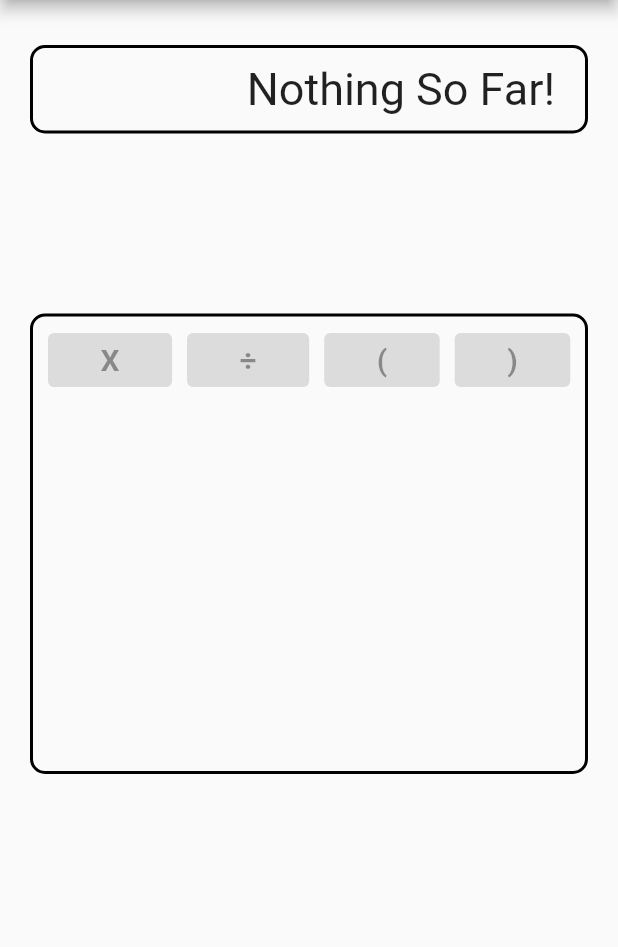
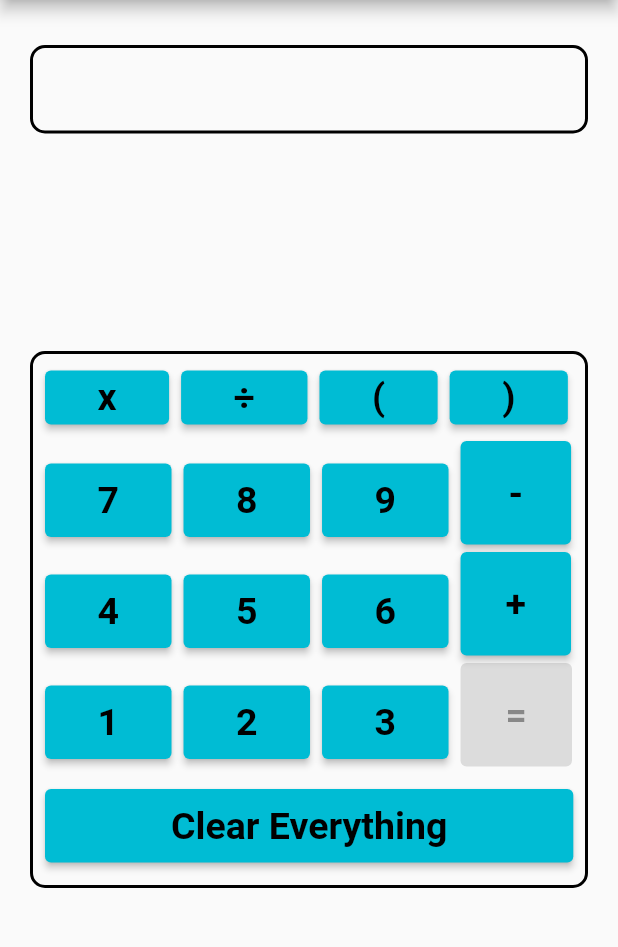
Before and after one commit to Kara-Zor-El/Flutter-Learning, a Flutter app: the screen it shows after launch, on a phone screen of 412 x 824 dp, the part 84-1031 px from its top. Run offline on Flutter 3.47's test engine with Material 2 defaults, Android fonts, the phone set to English and light mode, and no system bars.

Commit message:
Added all buttons and their functionality
Except equals.

```diff
--- a/calculator_app/lib/main.dart
+++ b/calculator_app/lib/main.dart
@@ -1,5 +1,3 @@
-import 'dart:ffi';
-
 import 'package:flutter/material.dart';
 
 void main() {
@@ -28,14 +26,17 @@ class Calculator extends StatefulWidget {
 }
 
 class _CalculatorState extends State<Calculator> {
+  String displayString = "";
   Widget buttonConstructor({
     String text = "",
-    double mL = 10,
+    double mL = 8,
     double mT = 5,
     double mR = 0,
     double mB = 0,
     double pH = 35,
     double pV = 0,
+    bool isEquals = false,
+    bool isCE = false,
   }) {
     return Container(
       margin: EdgeInsets.fromLTRB(mL, mT, mR, mB),
@@ -43,13 +44,29 @@ class _CalculatorState extends State<Calculator> {
         style: ElevatedButton.styleFrom(
           padding: EdgeInsets.symmetric(horizontal: pH, vertical: pV),
         ),
-        onPressed: null,
+        onPressed: !isEquals && !isCE
+            ? () => addToString(text)
+            : isEquals
+                ? null
+                : () => clearEverything(),
         child: Text(
-          style: const TextStyle(fontSize: 20, fontWeight: FontWeight.bold),
+          style: const TextStyle(fontSize: 25, fontWeight: FontWeight.bold),
           text,
         ),
       ),
     );
+  }
+
+  void addToString(String s) {
+    setState(() {
+      displayString += s;
+    });
+  }
+
+  void clearEverything() {
+    setState(() {
+      displayString = "";
+    });
   }
 
   @override
@@ -69,26 +86,63 @@ class _CalculatorState extends State<Calculator> {
             ),
             child: Container(
               padding: const EdgeInsets.symmetric(horizontal: 20, vertical: 10),
-              child: const Text(
-                "Nothing So Far!",
+              child: Text(
+                displayString,
                 style: TextStyle(fontSize: 30, fontWeight: FontWeight.w400),
               ),
             ),
           ),
           Container(
             alignment: Alignment.center,
-            margin: const EdgeInsets.fromLTRB(20, 100, 20, 0),
-            padding: const EdgeInsets.only(bottom: 250),
+            margin: const EdgeInsets.fromLTRB(20, 125, 20, 0),
+            padding: const EdgeInsets.only(bottom: 15),
             decoration: BoxDecoration(
               border: Border.all(width: 2),
               borderRadius: const BorderRadius.all(Radius.circular(10)),
             ),
-            child: Row(
+            child: Column(
               children: [
-                buttonConstructor(text: "X"),
-                buttonConstructor(text: "÷"),
-                buttonConstructor(text: "("),
-                buttonConstructor(text: ")"),
+                Row(
+                  children: [
+                    buttonConstructor(text: "x"),
+                    buttonConstructor(text: "÷"),
+                    buttonConstructor(text: "("),
+                    buttonConstructor(text: ")"),
+                  ],
+                ),
+                Row(
+                  children: [
+                    buttonConstructor(text: "7", pV: 10, mT: 15),
+                    buttonConstructor(text: "8", pV: 10, mT: 15),
+                    buttonConstructor(text: "9", pV: 10, mT: 15),
+                    buttonConstructor(text: "-", pH: 32, pV: 20),
+                  ],
+                ),
+                Row(
+                  children: [
+                    buttonConstructor(text: "4", pV: 10, mT: 15),
+                    buttonConstructor(text: "5", pV: 10, mT: 15),
+                    buttonConstructor(text: "6", pV: 10, mT: 15),
+                    buttonConstructor(text: "+", pH: 30, pV: 20),
+                  ],
+                ),
+                Row(
+                  children: [
+                    buttonConstructor(text: "1", pV: 10, mT: 15),
+                    buttonConstructor(text: "2", pV: 10, mT: 15),
+                    buttonConstructor(text: "3", pV: 10, mT: 15),
+                    buttonConstructor(
+                        text: "=", pH: 30, pV: 20, isEquals: true),
+                  ],
+                ),
+                Row(children: [
+                  buttonConstructor(
+                      text: "Clear Everything",
+                      pV: 10,
+                      pH: 84,
+                      mT: 15,
+                      isCE: true),
+                ]),
               ],
             ),
           ),
```
